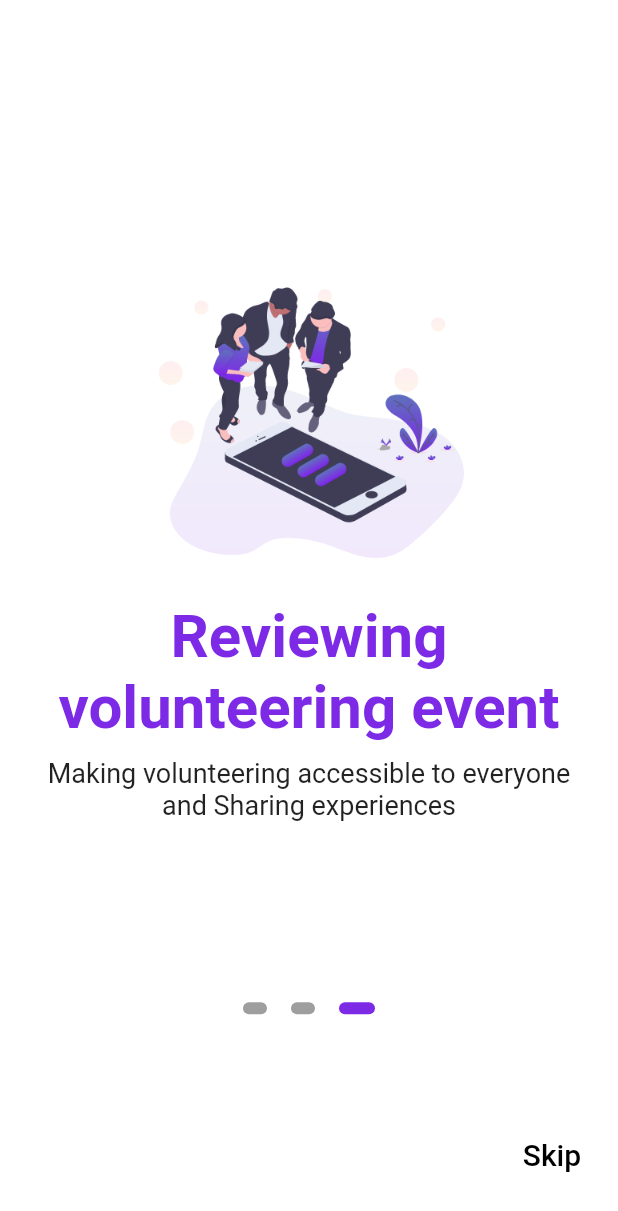
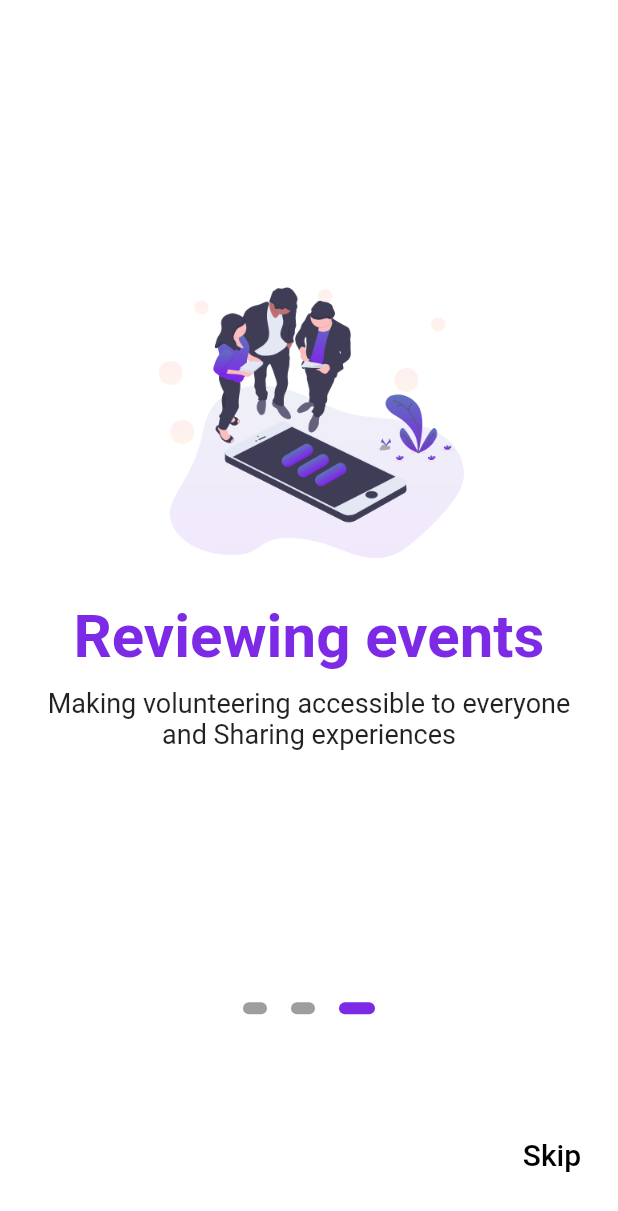
Before and after one commit to ZakariaKermouche/Jiwar, a Flutter app: the screen it shows after launch, swiped to page 3, on a phone screen of 412 x 824 dp. Shown: the top 1211 px of the screen. Run offline on Flutter 3.47's test engine with Material 2 defaults, Android fonts, the phone set to English and light mode, and no system bars; our stand-ins replace cloud_firestore, firebase_auth, firebase_core, firebase_storage, geolocator, google_maps_flutter and 2 more; accounts and stored records are empty.

Commit message:
rectification depassement de taille

```diff
--- a/lib/screens/onboard.dart
+++ b/lib/screens/onboard.dart
@@ -24,7 +24,7 @@ class _OnboardState extends State<Onboard> {
       imagePath: 'images/onboard2.PNG',
     ),
     PageContent(
-      title: 'Reviewing volunteering event',
+      title: 'Reviewing events',
       subtitle:
           'Making volunteering accessible to everyone and Sharing experiences',
       imagePath: 'images/onboard3.PNG',
--- a/lib/screens/profile.dart
+++ b/lib/screens/profile.dart
@@ -63,17 +63,17 @@ class _ProfileState extends State<Profile> {
                   selectedBorderColor: Color(0xff7D2AE6),
                   children: <Widget>[
                     Text(
-                      "   Organisation   ",
+                      " Organisation ",
                       style:
                           TextStyle(fontSize: 16, fontWeight: FontWeight.bold),
                     ),
                     Text(
-                      "   Participation   ",
+                      " Participation ",
                       style:
                           TextStyle(fontSize: 16, fontWeight: FontWeight.bold),
                     ),
                     Text(
-                      "      Reviews     ",
+                      "  Reviews  ",
                       style:
                           TextStyle(fontSize: 16, fontWeight: FontWeight.bold),
                     ),
```
